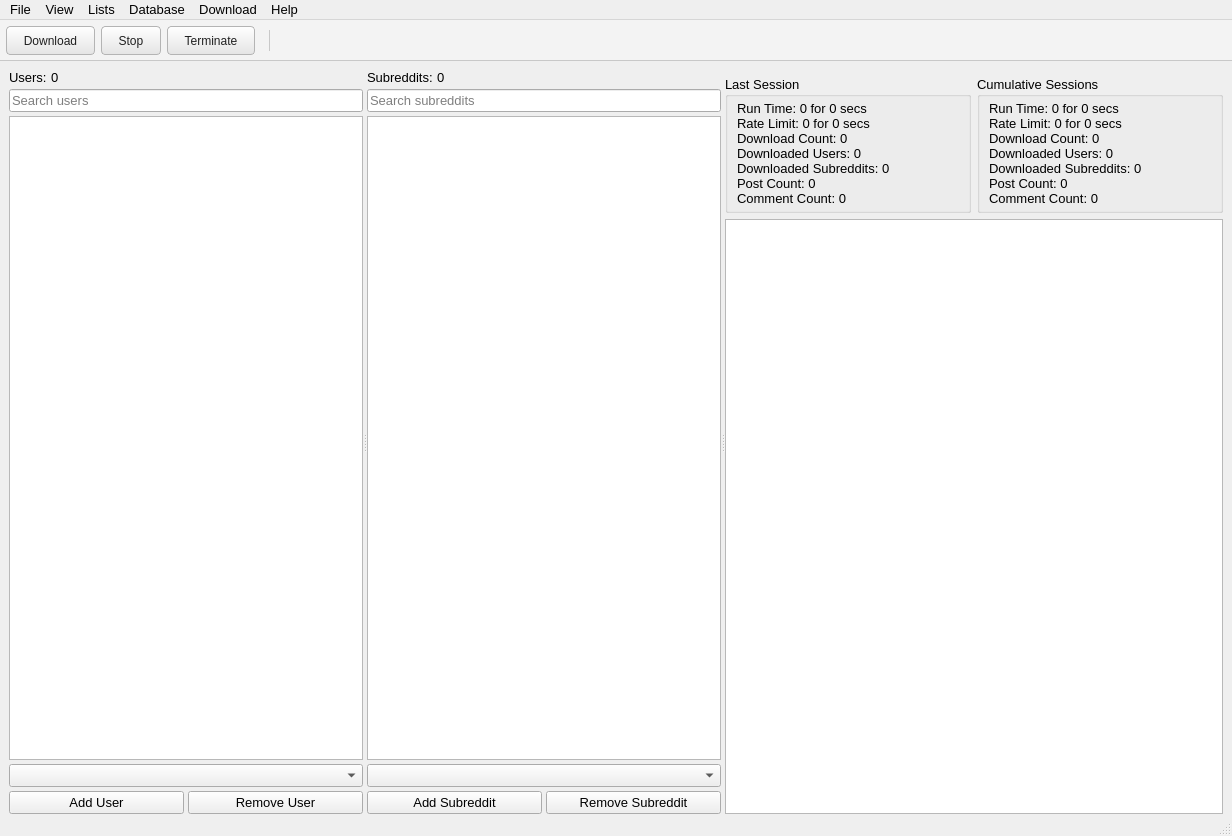
Above: Resources/ui_files/downloader_for_reddit_gui.ui from myanonapps/DownloaderForReddit before the change. Below: the same form after it.
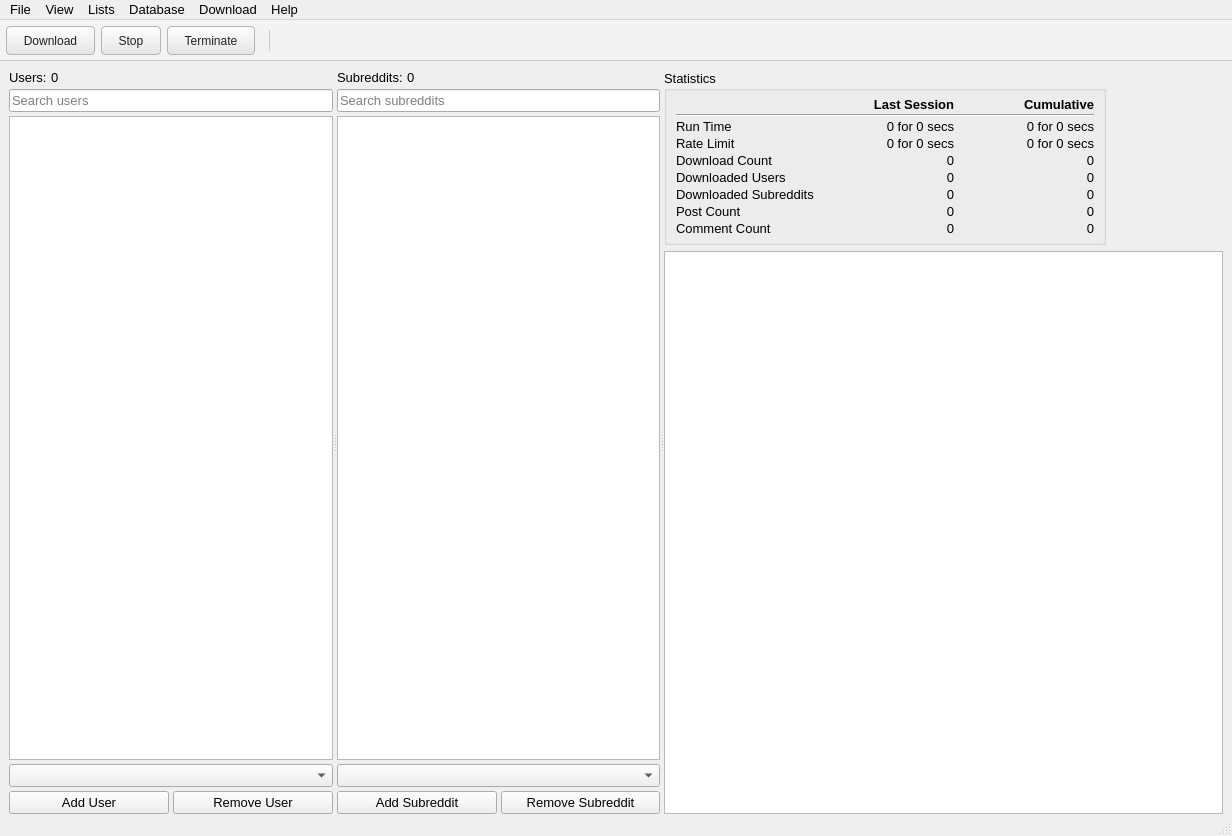
That is the form after the change. Icons and pictures are not drawn.

The edit to the form file:
```diff
--- a/Resources/ui_files/downloader_for_reddit_gui.ui
+++ b/Resources/ui_files/downloader_for_reddit_gui.ui
@@ -184,126 +184,330 @@
       </widget>
       <widget class="QWidget" name="layoutWidget">
        <layout class="QVBoxLayout" name="verticalLayout_3">
-        <item>
-         <widget class="QWidget" name="schedule_widget" native="true">
+        <item alignment="Qt::AlignLeft">
+         <widget class="QGroupBox" name="stats_group">
           <property name="sizePolicy">
-           <sizepolicy hsizetype="Preferred" vsizetype="Minimum">
+           <sizepolicy hsizetype="Maximum" vsizetype="Maximum">
             <horstretch>0</horstretch>
             <verstretch>0</verstretch>
            </sizepolicy>
           </property>
-          <property name="maximumSize">
-           <size>
-            <width>16777215</width>
-            <height>18</height>
-           </size>
+          <property name="title">
+           <string>Statistics</string>
           </property>
-          <layout class="QHBoxLayout" name="horizontalLayout_8">
-           <property name="spacing">
-            <number>15</number>
-           </property>
+          <layout class="QGridLayout" name="stats_grid_layout" columnminimumwidth="0,120,120">
            <property name="topMargin">
-            <number>0</number>
+            <number>6</number>
            </property>
            <property name="bottomMargin">
-            <number>0</number>
+            <number>6</number>
            </property>
+           <property name="horizontalSpacing">
+            <number>20</number>
+           </property>
+           <property name="verticalSpacing">
+            <number>2</number>
+           </property>
+           <item row="0" column="1">
+            <widget class="QLabel" name="last_session_header_label">
+             <property name="font">
+              <font>
+               <pointsize>10</pointsize>
+               <bold>true</bold>
+              </font>
+             </property>
+             <property name="toolTip">
+              <string>Statistics for the current session</string>
+             </property>
+             <property name="text">
+              <string>Last Session</string>
+             </property>
+             <property name="alignment">
+              <set>Qt::AlignRight|Qt::AlignTrailing|Qt::AlignVCenter</set>
+             </property>
+            </widget>
+           </item>
+           <item row="0" column="2">
+            <widget class="QLabel" name="total_session_header_label">
+             <property name="font">
+              <font>
+               <pointsize>10</pointsize>
+               <bold>true</bold>
+              </font>
+             </property>
+             <property name="toolTip">
+              <string>Combined statistics for all sessions since the output was last cleared</string>
+             </property>
+             <property name="text">
+              <string>Cumulative</string>
+             </property>
+             <property name="alignment">
+              <set>Qt::AlignRight|Qt::AlignTrailing|Qt::AlignVCenter</set>
+             </property>
+            </widget>
+           </item>
+           <item row="1" column="0" colspan="3">
+            <widget class="Line" name="stats_header_line">
+             <property name="orientation">
+              <enum>Qt::Horizontal</enum>
+             </property>
+            </widget>
+           </item>
+           <item row="2" column="0">
+            <widget class="QLabel" name="run_time_name_label">
+             <property name="text">
+              <string>Run Time</string>
+             </property>
+             <property name="alignment">
+              <set>Qt::AlignLeading|Qt::AlignLeft|Qt::AlignVCenter</set>
+             </property>
+            </widget>
+           </item>
+           <item row="2" column="1">
+            <widget class="QLabel" name="last_run_time_label">
+             <property name="text">
+              <string>0 for 0 secs</string>
+             </property>
+             <property name="alignment">
+              <set>Qt::AlignRight|Qt::AlignTrailing|Qt::AlignVCenter</set>
+             </property>
+             <property name="textInteractionFlags">
+              <set>Qt::LinksAccessibleByMouse|Qt::TextSelectableByMouse</set>
+             </property>
+            </widget>
+           </item>
+           <item row="2" column="2">
+            <widget class="QLabel" name="total_run_time_label">
+             <property name="text">
+              <string>0 for 0 secs</string>
+             </property>
+             <property name="alignment">
+              <set>Qt::AlignRight|Qt::AlignTrailing|Qt::AlignVCenter</set>
+             </property>
+             <property name="textInteractionFlags">
+              <set>Qt::LinksAccessibleByMouse|Qt::TextSelectableByMouse</set>
+             </property>
+            </widget>
+           </item>
+           <item row="3" column="0">
+            <widget class="QLabel" name="rate_limit_name_label">
+             <property name="text">
+              <string>Rate Limit</string>
+             </property>
+             <property name="alignment">
+              <set>Qt::AlignLeading|Qt::AlignLeft|Qt::AlignVCenter</set>
+             </property>
+            </widget>
+           </item>
+           <item row="3" column="1">
+            <widget class="QLabel" name="last_rate_limit_label">
+             <property name="text">
+              <string>0 for 0 secs</string>
+             </property>
+             <property name="alignment">
+              <set>Qt::AlignRight|Qt::AlignTrailing|Qt::AlignVCenter</set>
+             </property>
+             <property name="textInteractionFlags">
+              <set>Qt::LinksAccessibleByMouse|Qt::TextSelectableByMouse</set>
+             </property>
+            </widget>
+           </item>
+           <item row="3" column="2">
+            <widget class="QLabel" name="total_rate_limit_label">
+             <property name="text">
+              <string>0 for 0 secs</string>
+             </property>
+             <property name="alignment">
+              <set>Qt::AlignRight|Qt::AlignTrailing|Qt::AlignVCenter</set>
+             </property>
+             <property name="textInteractionFlags">
+              <set>Qt::LinksAccessibleByMouse|Qt::TextSelectableByMouse</set>
+             </property>
+            </widget>
+           </item>
+           <item row="4" column="0">
+            <widget class="QLabel" name="download_count_name_label">
+             <property name="text">
+              <string>Download Count</string>
+             </property>
+             <property name="alignment">
+              <set>Qt::AlignLeading|Qt::AlignLeft|Qt::AlignVCenter</set>
+             </property>
+            </widget>
+           </item>
+           <item row="4" column="1">
+            <widget class="QLabel" name="last_download_count_label">
+             <property name="text">
+              <string>0</string>
+             </property>
+             <property name="alignment">
+              <set>Qt::AlignRight|Qt::AlignTrailing|Qt::AlignVCenter</set>
+             </property>
+             <property name="textInteractionFlags">
+              <set>Qt::LinksAccessibleByMouse|Qt::TextSelectableByMouse</set>
+             </property>
+            </widget>
+           </item>
+           <item row="4" column="2">
+            <widget class="QLabel" name="total_download_count_label">
+             <property name="text">
+              <string>0</string>
+             </property>
+             <property name="alignment">
+              <set>Qt::AlignRight|Qt::AlignTrailing|Qt::AlignVCenter</set>
+             </property>
+             <property name="textInteractionFlags">
+              <set>Qt::LinksAccessibleByMouse|Qt::TextSelectableByMouse</set>
+             </property>
+            </widget>
+           </item>
+           <item row="5" column="0">
+            <widget class="QLabel" name="downloaded_users_name_label">
+             <property name="text">
+              <string>Downloaded Users</string>
+             </property>
+             <property name="alignment">
+              <set>Qt::AlignLeading|Qt::AlignLeft|Qt::AlignVCenter</set>
+             </property>
+            </widget>
+           </item>
+           <item row="5" column="1">
+            <widget class="QLabel" name="last_downloaded_users_label">
+             <property name="text">
+              <string>0</string>
+             </property>
+             <property name="alignment">
+              <set>Qt::AlignRight|Qt::AlignTrailing|Qt::AlignVCenter</set>
+             </property>
+             <property name="textInteractionFlags">
+              <set>Qt::LinksAccessibleByMouse|Qt::TextSelectableByMouse</set>
+             </property>
+            </widget>
+           </item>
+           <item row="5" column="2">
+            <widget class="QLabel" name="total_downloaded_users_label">
+             <property name="text">
+              <string>0</string>
+             </property>
+             <property name="alignment">
+              <set>Qt::AlignRight|Qt::AlignTrailing|Qt::AlignVCenter</set>
+             </property>
+             <property name="textInteractionFlags">
+              <set>Qt::LinksAccessibleByMouse|Qt::TextSelectableByMouse</set>
+             </property>
+            </widget>
+           </item>
+           <item row="6" column="0">
+            <widget class="QLabel" name="downloaded_subreddits_name_label">
+             <property name="text">
+              <string>Downloaded Subreddits</string>
+             </property>
+             <property name="alignment">
+              <set>Qt::AlignLeading|Qt::AlignLeft|Qt::AlignVCenter</set>
+             </property>
+            </widget>
+           </item>
+           <item row="6" column="1">
+            <widget class="QLabel" name="last_downloaded_subreddits_label">
+             <property name="text">
+              <string>0</string>
+             </property>
+             <property name="alignment">
+              <set>Qt::AlignRight|Qt::AlignTrailing|Qt::AlignVCenter</set>
+             </property>
+             <property name="textInteractionFlags">
+              <set>Qt::LinksAccessibleByMouse|Qt::TextSelectableByMouse</set>
+             </property>
+            </widget>
+           </item>
+           <item row="6" column="2">
+            <widget class="QLabel" name="total_downloaded_subreddits_label">
+             <property name="text">
+              <string>0</string>
+             </property>
+             <property name="alignment">
+              <set>Qt::AlignRight|Qt::AlignTrailing|Qt::AlignVCenter</set>
+             </property>
+             <property name="textInteractionFlags">
+              <set>Qt::LinksAccessibleByMouse|Qt::TextSelectableByMouse</set>
+             </property>
+            </widget>
+           </item>
+           <item row="7" column="0">
+            <widget class="QLabel" name="post_count_name_label">
+             <property name="text">
+              <string>Post Count</string>
+             </property>
+             <property name="alignment">
+              <set>Qt::AlignLeading|Qt::AlignLeft|Qt::AlignVCenter</set>
+             </property>
+            </widget>
+           </item>
+           <item row="7" column="1">
+            <widget class="QLabel" name="last_post_count_label">
+             <property name="text">
+              <string>0</string>
+             </property>
+             <property name="alignment">
+              <set>Qt::AlignRight|Qt::AlignTrailing|Qt::AlignVCenter</set>
+             </property>
+             <property name="textInteractionFlags">
+              <set>Qt::LinksAccessibleByMouse|Qt::TextSelectableByMouse</set>
+             </property>
+            </widget>
+           </item>
+           <item row="7" column="2">
+            <widget class="QLabel" name="total_post_count_label">
+             <property name="text">
+              <string>0</string>
+             </property>
+             <property name="alignment">
+              <set>Qt::AlignRight|Qt::AlignTrailing|Qt::AlignVCenter</set>
+             </property>
+             <property name="textInteractionFlags">
+              <set>Qt::LinksAccessibleByMouse|Qt::TextSelectableByMouse</set>
+             </property>
+            </widget>
+           </item>
+           <item row="8" column="0">
+            <widget class="QLabel" name="comment_count_name_label">
+             <property name="text">
+              <string>Comment Count</string>
+             </property>
+             <property name="alignment">
+              <set>Qt::AlignLeading|Qt::AlignLeft|Qt::AlignVCenter</set>
+             </property>
+            </widget>
+           </item>
+           <item row="8" column="1">
+            <widget class="QLabel" name="last_comment_count_label">
+             <property name="text">
+              <string>0</string>
+             </property>
+             <property name="alignment">
+              <set>Qt::AlignRight|Qt::AlignTrailing|Qt::AlignVCenter</set>
+             </property>
+             <property name="textInteractionFlags">
+              <set>Qt::LinksAccessibleByMouse|Qt::TextSelectableByMouse</set>
+             </property>
+            </widget>
+           </item>
+           <item row="8" column="2">
+            <widget class="QLabel" name="total_comment_count_label">
+             <property name="text">
+              <string>0</string>
+             </property>
+             <property name="alignment">
+              <set>Qt::AlignRight|Qt::AlignTrailing|Qt::AlignVCenter</set>
+             </property>
+             <property name="textInteractionFlags">
+              <set>Qt::LinksAccessibleByMouse|Qt::TextSelectableByMouse</set>
+             </property>
+            </widget>
+           </item>
           </layout>
          </widget>
         </item>
-        <item>
-         <layout class="QHBoxLayout" name="stats_layout">
-          <property name="spacing">
-           <number>6</number>
-          </property>
-          <item>
-           <widget class="QGroupBox" name="session_stats_group">
-            <property name="sizePolicy">
-             <sizepolicy hsizetype="Expanding" vsizetype="Maximum">
-              <horstretch>1</horstretch>
-              <verstretch>0</verstretch>
-             </sizepolicy>
-            </property>
-            <property name="toolTip">
-             <string>Statistics for the current session</string>
-            </property>
-            <property name="title">
-             <string>Last Session</string>
-            </property>
-            <layout class="QVBoxLayout" name="session_stats_layout">
-             <property name="topMargin">
-              <number>4</number>
-             </property>
-             <property name="bottomMargin">
-              <number>4</number>
-             </property>
-             <item>
-              <widget class="QLabel" name="session_stats_label">
-               <property name="text">
-                <string>Run Time: 0 for 0 secs
-Rate Limit: 0 for 0 secs
-Download Count: 0
-Downloaded Users: 0
-Downloaded Subreddits: 0
-Post Count: 0
-Comment Count: 0</string>
-               </property>
-               <property name="alignment">
-                <set>Qt::AlignLeading|Qt::AlignLeft|Qt::AlignTop</set>
-               </property>
-               <property name="textInteractionFlags">
-                <set>Qt::LinksAccessibleByMouse|Qt::TextSelectableByMouse</set>
-               </property>
-              </widget>
-             </item>
-            </layout>
-           </widget>
-          </item>
-          <item>
-           <widget class="QGroupBox" name="total_stats_group">
-            <property name="sizePolicy">
-             <sizepolicy hsizetype="Expanding" vsizetype="Maximum">
-              <horstretch>1</horstretch>
-              <verstretch>0</verstretch>
-             </sizepolicy>
-            </property>
-            <property name="toolTip">
-             <string>Combined statistics for all sessions since the output was last cleared</string>
-            </property>
-            <property name="title">
-             <string>Cumulative Sessions</string>
-            </property>
-            <layout class="QVBoxLayout" name="total_stats_layout">
-             <property name="topMargin">
-              <number>4</number>
-             </property>
-             <property name="bottomMargin">
-              <number>4</number>
-             </property>
-             <item>
-              <widget class="QLabel" name="total_stats_label">
-               <property name="text">
-                <string>Run Time: 0 for 0 secs
-Rate Limit: 0 for 0 secs
-Download Count: 0
-Downloaded Users: 0
-Downloaded Subreddits: 0
-Post Count: 0
-Comment Count: 0</string>
-               </property>
-               <property name="alignment">
-                <set>Qt::AlignLeading|Qt::AlignLeft|Qt::AlignTop</set>
-               </property>
-               <property name="textInteractionFlags">
-                <set>Qt::LinksAccessibleByMouse|Qt::TextSelectableByMouse</set>
-               </property>
-              </widget>
-             </item>
-            </layout>
-           </widget>
-          </item>
-         </layout>
-        </item>
         <item>
          <widget class="QListView" name="output_list_view">
           <property name="styleSheet">
```
